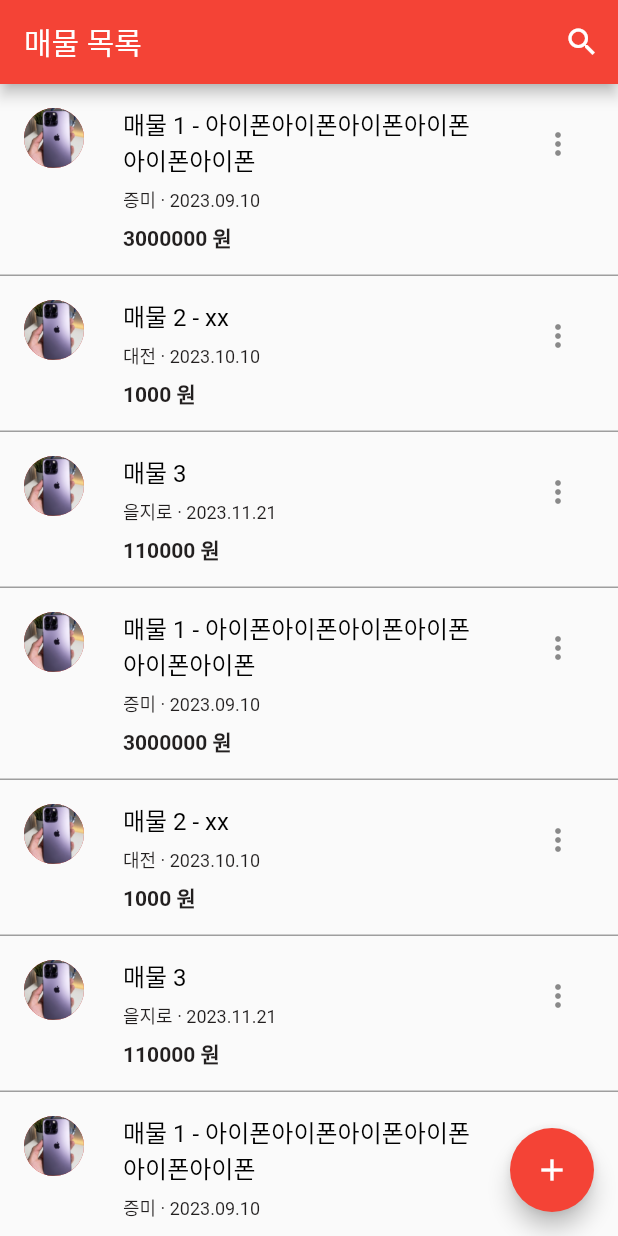
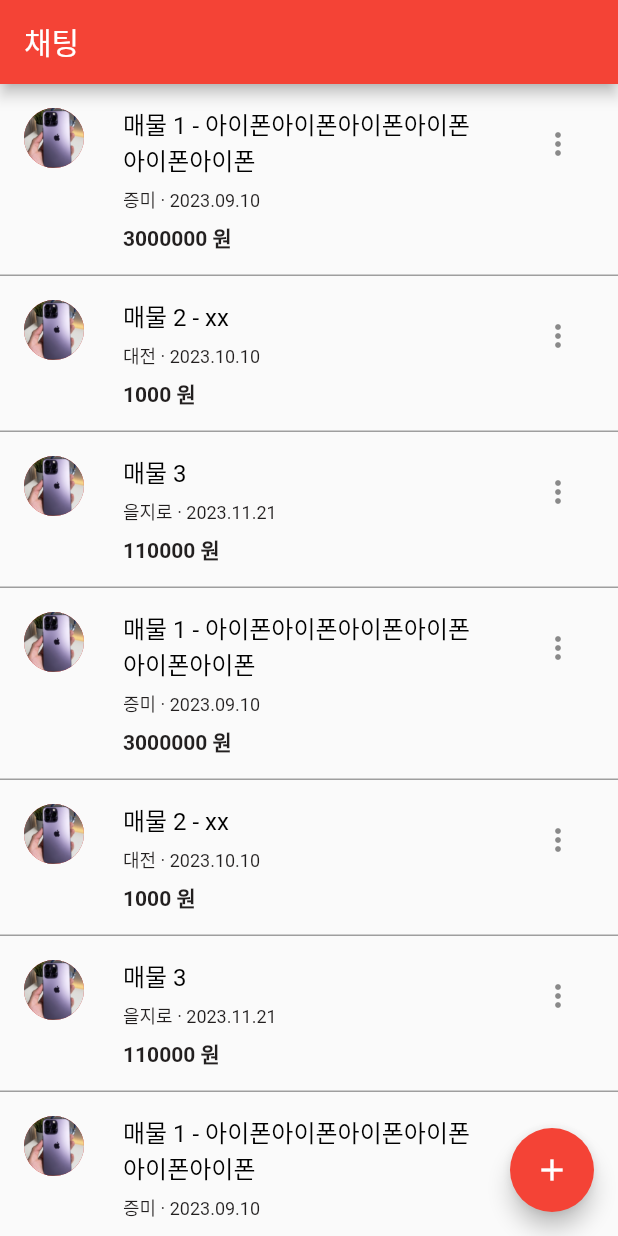
Before and after one commit to dog1cat2/hangeun, a Flutter app: the ChatScreen screen opened by its route, on a phone screen of 412 x 824 dp. Run offline on Flutter 3.47's test engine with Material 2 defaults, Android fonts, the phone set to English and light mode, and no system bars; our stand-ins replace carousel_slider, google_fonts.

Commit message:
화면 정리

```diff
--- a/lib/screen/chat_screen.dart
+++ b/lib/screen/chat_screen.dart
@@ -91,16 +91,8 @@ class _ChatState  extends State<ChatScreen> {
 
     return Scaffold(
       appBar: AppBar(
-        title: const Text('매물 목록'),
+        title: const Text('채팅'),
         automaticallyImplyLeading: false,
-        actions: <Widget>[
-          IconButton(
-            icon: const Icon(Icons.search),
-            onPressed: () {
-              //
-            },
-          ),
-        ],
       ),
       floatingActionButton: FloatingActionButton(
         onPressed: () {
```
Also changed, not shown: lib/screen/favorite_screen.dart (+1 -9 lines).
